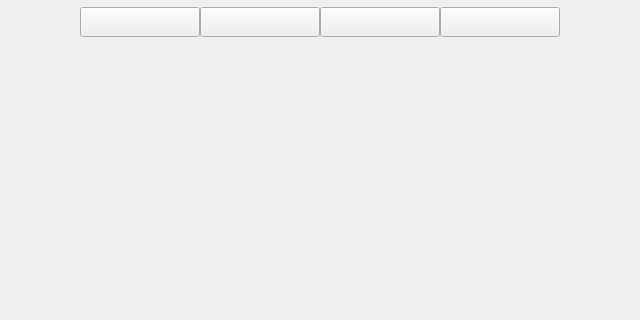
TF-LAVENDER/Lavender, file MainWindow.ui: the form before one commit; both pictures show x 160 to 800 and y 0 to 320 of the 960 by 545 pixel window.
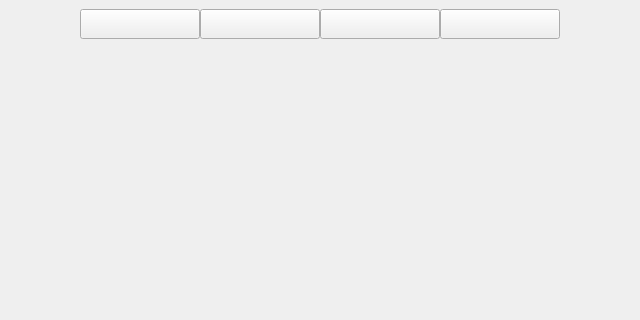
The form after the commit. Icons and pictures are not drawn.

Commit message: style : 상단 버튼 위치 수정

```diff
--- a/MainWindow.ui
+++ b/MainWindow.ui
@@ -21,7 +21,7 @@
     <property name="geometry">
      <rect>
       <x>240</x>
-      <y>7</y>
+      <y>9</y>
       <width>120</width>
       <height>30</height>
      </rect>
@@ -40,7 +40,7 @@
     <property name="geometry">
      <rect>
       <x>360</x>
-      <y>7</y>
+      <y>9</y>
       <width>120</width>
       <height>30</height>
      </rect>
@@ -59,7 +59,7 @@
     <property name="geometry">
      <rect>
       <x>480</x>
-      <y>7</y>
+      <y>9</y>
       <width>120</width>
       <height>30</height>
      </rect>
@@ -78,7 +78,7 @@
     <property name="geometry">
      <rect>
       <x>600</x>
-      <y>7</y>
+      <y>9</y>
       <width>120</width>
       <height>30</height>
      </rect>
```
The commit also changes 2 other files.
